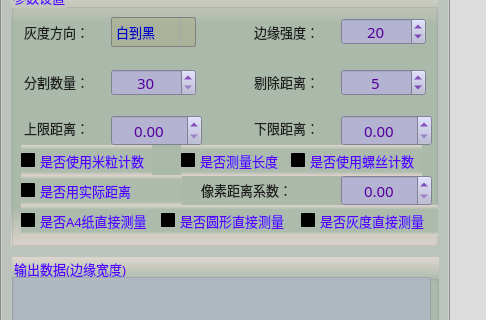
qqqkoko123/opencv4workflow, file QPlugins/GeometryMeasure/EdgeWidthMeasure/frmEdgeWidthMeasure.ui: the form before one commit; both pictures show x 0 to 486 and y 195 to 515 of the 1160 by 655 pixel window.
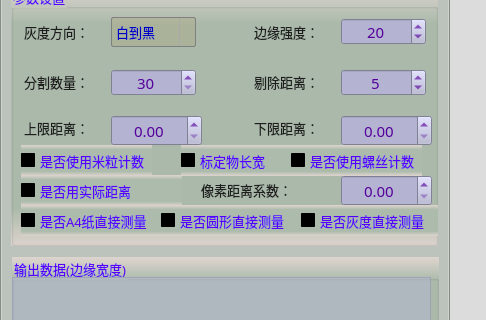
The form after the commit. Icons and pictures are not drawn.

What changed in the file:
```diff
--- a/QPlugins/GeometryMeasure/EdgeWidthMeasure/frmEdgeWidthMeasure.ui
+++ b/QPlugins/GeometryMeasure/EdgeWidthMeasure/frmEdgeWidthMeasure.ui
@@ -1146,7 +1146,7 @@
 };</string>
         </property>
         <property name="text">
-         <string>是否测量长度</string>
+         <string>标定物长宽</string>
         </property>
         <property name="checked">
          <bool>false</bool>
```
